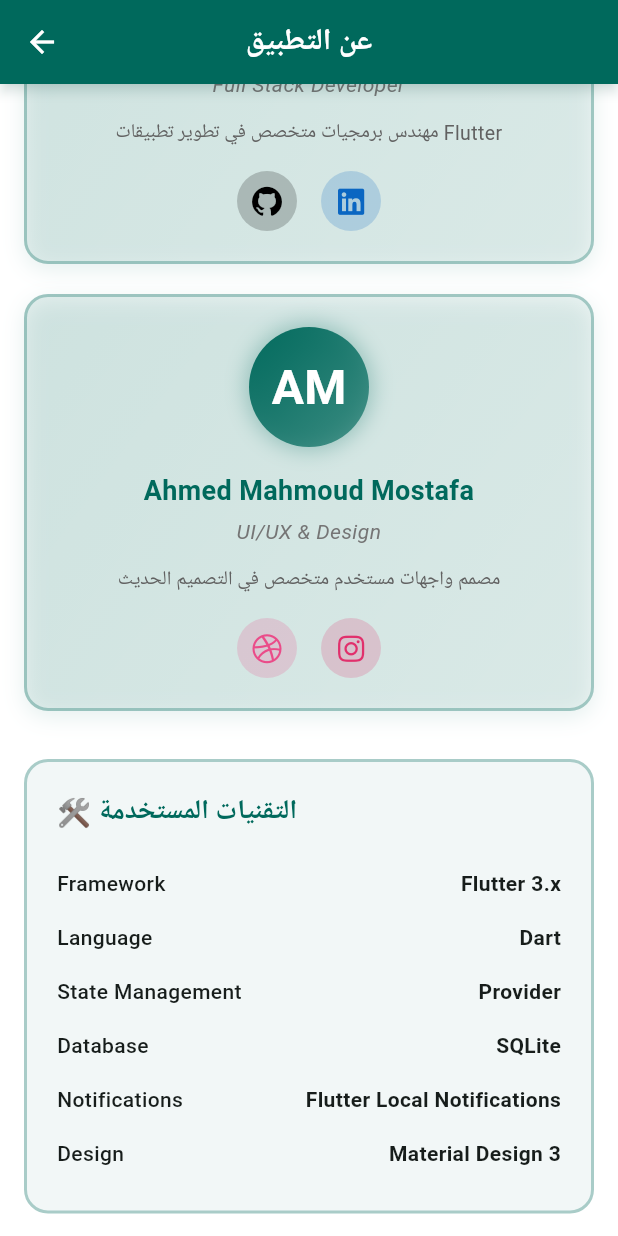
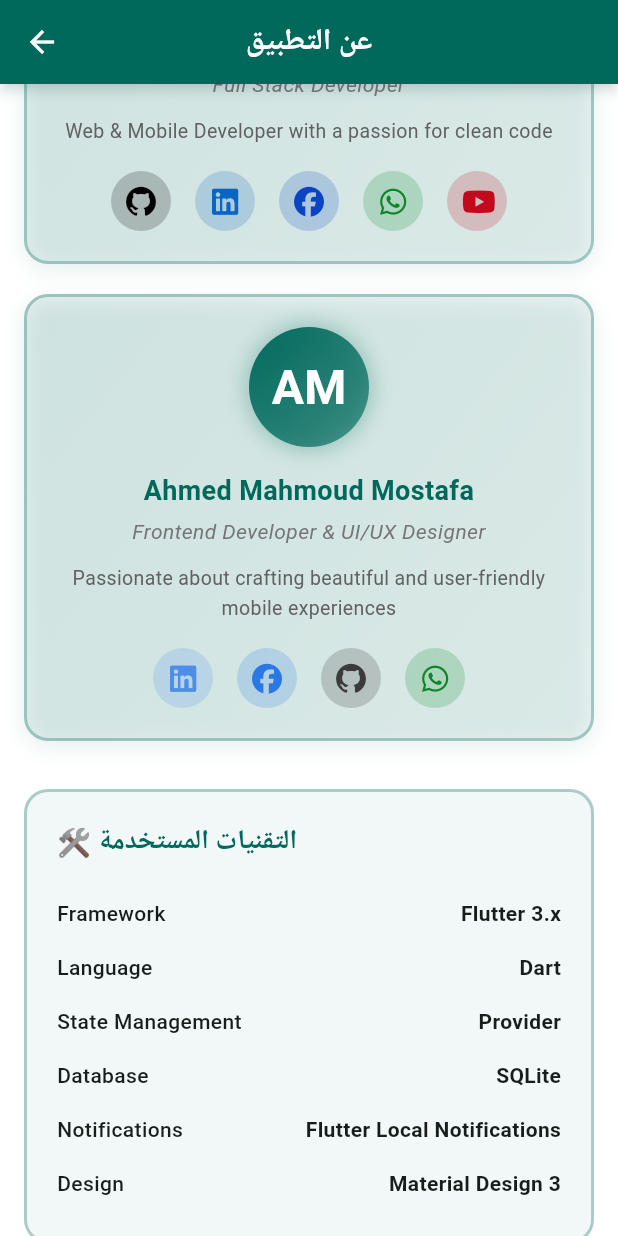
Before and after one commit to soghayarmahmoud/buck, a Flutter app: the AboutPage screen opened directly, scrolled down 576 dp, on a phone screen of 412 x 824 dp. Run offline on Flutter 3.47's test engine with Material 3 defaults, Android fonts, the phone set to English and light mode, and no system bars; our stand-ins replace flutter_local_notifications, font_awesome_flutter, permission_handler, share_plus, shared_preferences, sqflite and 3 more; missing offline and left inert: workmanager; accounts and stored records are empty; Roboto replaces fonts that are missing (Cairo).

```diff
--- a/lib/components/bottom_navigation_bar.dart
+++ b/lib/components/bottom_navigation_bar.dart
@@ -4,7 +4,6 @@ import 'package:buck/pages/settings.dart';
 import 'package:buck/pages/statistics_page.dart';
 import 'package:flutter/material.dart';
 import 'package:font_awesome_flutter/font_awesome_flutter.dart';
-import 'package:google_fonts/google_fonts.dart';
 import 'package:provider/provider.dart';
 import 'dart:ui';
 
@@ -196,7 +195,8 @@ class _CustomBottomNavigationBarState extends State<CustomBottomNavigationBar>
             if (isSelected) ...[
               Text(
                 label,
-                style: GoogleFonts.cairo(
+                style: TextStyle(
+                  fontFamily: 'Cairo',
                   color: color,
                   fontWeight: FontWeight.w600,
                   fontSize: 14,
--- a/lib/pages/about_page.dart
+++ b/lib/pages/about_page.dart
@@ -131,7 +131,7 @@ class AboutPage extends StatelessWidget {
                 name: 'Mahmoud El-Soghayar',
                 role: 'Full Stack Developer',
                 avatar: 'ME',
-                bio: 'مهندس برمجيات متخصص في تطوير تطبيقات Flutter',
+                bio: 'Web & Mobile Developer with a passion for clean code',
                 socialLinks: [
                   {
                     'icon': FontAwesomeIcons.github,
@@ -140,8 +140,24 @@ class AboutPage extends StatelessWidget {
                   },
                   {
                     'icon': FontAwesomeIcons.linkedin,
-                    'url': 'https://linkedin.com/in/soghayarmahmoud',
+                    'url': 'https://www.linkedin.com/in/mahmoud-el-soghayar-1847a5234/',
                     'color': const Color(0xFF0A66C2),
+                  },
+                  {
+                    'icon': FontAwesomeIcons.facebook,
+                    'url': 'https://www.facebook.com/mahmoud.elsieghaiar',
+                    'color': const Color.fromARGB(255, 10, 68, 194),
+                  },
+                   {
+                    'icon': FontAwesomeIcons.whatsapp,
+                    'url': 'https://wa.me/+201019593092',
+                    'color': const Color(0xFF0B8728),
+                  },
+
+                  {
+                    'icon': FontAwesomeIcons.youtube,
+                    'url': 'https://www.youtube.com/@procode4u/',
+                    'color': const Color.fromARGB(255, 194, 10, 28),
                   },
                 ],
                 primaryColor: primaryColor,
@@ -153,20 +169,31 @@ class AboutPage extends StatelessWidget {
               _buildDeveloperCard(
                 context,
                 name: 'Ahmed Mahmoud Mostafa',
-                role: 'UI/UX & Design',
+                role: 'Frontend Developer & UI/UX Designer ',
                 avatar: 'AM',
-                bio: 'مصمم واجهات مستخدم متخصص في التصميم الحديث',
+                bio: 'Passionate about crafting beautiful and user-friendly mobile experiences',
                 socialLinks: [
                   {
-                    'icon': FontAwesomeIcons.dribbble,
-                    'url': 'https://dribbble.com/ahmedmostafa',
-                    'color': const Color(0xFFEA4C89),
+                    'icon': FontAwesomeIcons.linkedin,
+                    'url': 'https://www.linkedin.com/in/ahmed-mahmoud-74983a31a?utm_source=share&utm_campaign=share_via&utm_content=profile&utm_medium=android_app ',
+                    'color': const Color.fromARGB(255, 76, 142, 234),
                   },
                   {
-                    'icon': FontAwesomeIcons.instagram,
-                    'url': 'https://instagram.com/ahmedmostafa',
-                    'color': const Color(0xFFE1306C),
+                    'icon': FontAwesomeIcons.facebook,
+                    'url': 'https://www.facebook.com/ahmed.m.aboabbas',
+                    'color': const Color.fromRGBO(42, 120, 228, 1),
                   },
+                  {
+                    'icon': FontAwesomeIcons.github,
+                    'url': 'https://github.com/a7medma7moudmostafa',
+                    'color': const Color.fromRGBO(44, 42, 43, 0.89),
+                  },
+                  {
+                    'icon': FontAwesomeIcons.whatsapp,
+                    'url': 'https://wa.me/+201093358794',
+                    'color': const Color(0xFF0B8728),
+                  },
+
                 ],
                 primaryColor: primaryColor,
                 isDark: isDark,
```
Also changed, not shown: lib/pages/settings.dart (+1 -7 lines), lib/themes/theme_provider.dart (+4 -5 lines), pubspec.yaml (+21 -11 lines), 6 other files.
